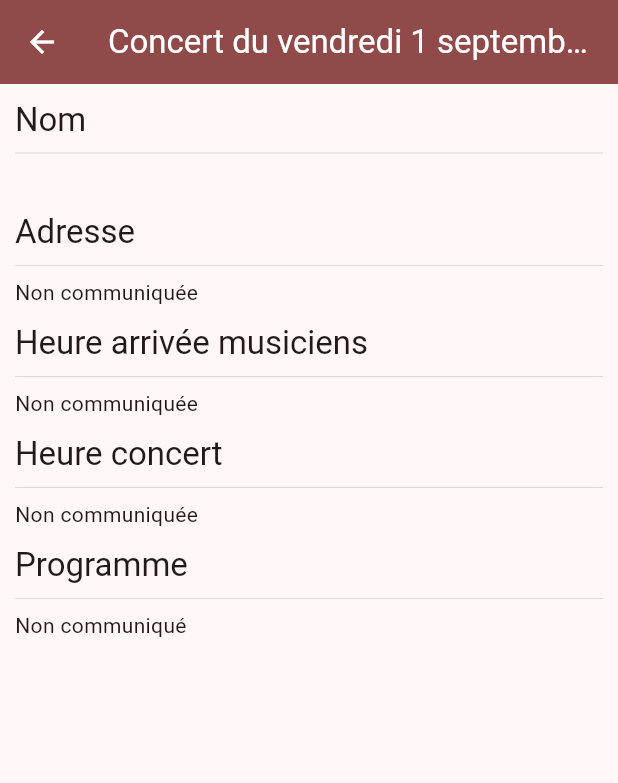
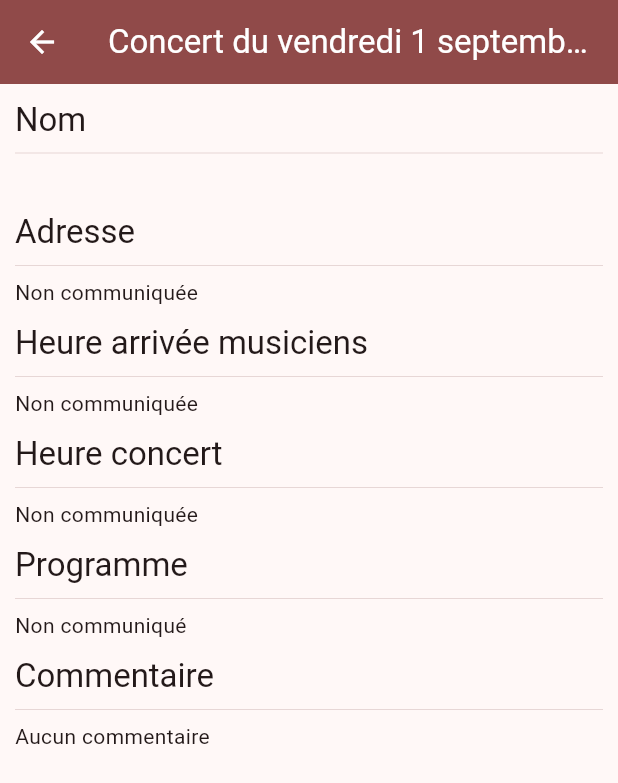
Before and after one commit to AlexMasson/OslApp, a Flutter app: the ConcertsDetailsComponent screen opened directly with empty values, on a phone screen of 412 x 824 dp. Shown: the top 783 px of the screen. Run offline on Flutter 3.47's test engine with Material 2 defaults, Android fonts, the phone set to English and light mode, and no system bars; our stand-ins replace csv, flutter_easyloading, flutter_svg; missing offline and left inert: maps_launcher, rounded_background_text; network calls fail.

Commit message:
fix: missing commentaire in concert

```diff
--- a/lib/concerts/concerts_detail_component.dart
+++ b/lib/concerts/concerts_detail_component.dart
@@ -38,6 +38,10 @@ class ConcertsDetailsComponent extends StatelessWidget {
             Text('Programme', style: Theme.of(context).textTheme.titleLarge),
             const Divider(thickness: 0.4),
             Text(getProgramme()),
+            const SizedBox(height: 10),
+            Text('Commentaire', style: Theme.of(context).textTheme.titleLarge),
+            const Divider(thickness: 0.4),
+            Text(getCommentaire()),
             const SizedBox(height: 10),
           ])),
     );
@@ -90,4 +94,12 @@ class ConcertsDetailsComponent extends StatelessWidget {
 
     return programme;
   }
+
+  String getCommentaire() {
+    if (concert.commentaire == null || concert.commentaire!.isEmpty) {
+      return 'Aucun commentaire';
+    }
+
+    return concert.commentaire!;
+  }
 }
```
